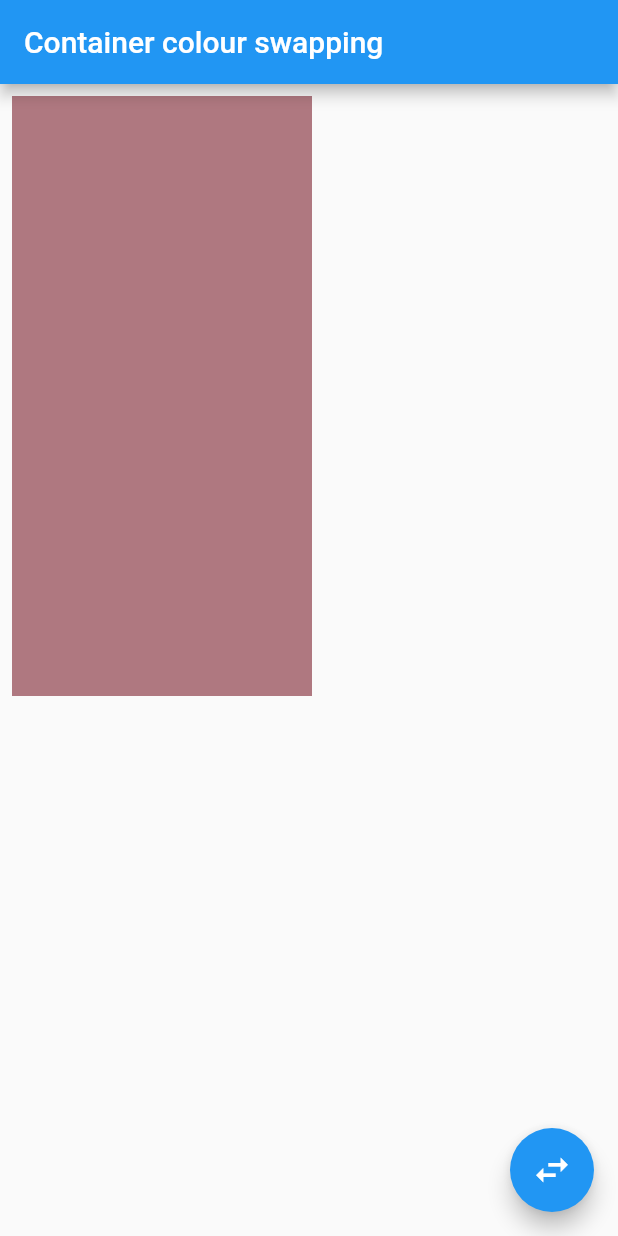
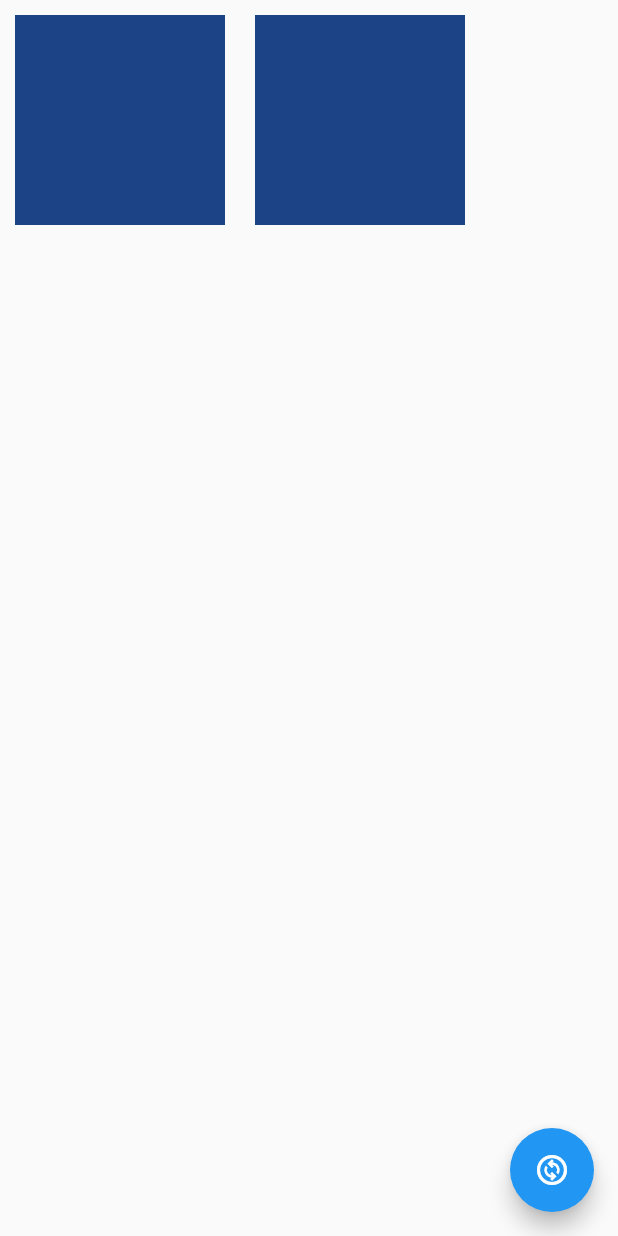
Before and after one commit to jishantamboli/Articuno-Coding-LLP, a Flutter app: the screen it shows after launch, on a phone screen of 412 x 824 dp. Run offline on Flutter 3.47's test engine with Material 2 defaults, Android fonts, the phone set to English and light mode, and no system bars.

Commit message:
Updated task

```diff
--- a/lib/home_page.dart
+++ b/lib/home_page.dart
@@ -1,48 +1,48 @@
-import 'dart:math';
+// import 'dart:math';
 
-import 'package:flutter/material.dart';
+// import 'package:flutter/material.dart';
 
-class MyHomePage extends StatefulWidget {
-  const MyHomePage({Key? key}) : super(key: key);
+// class MyHomePage extends StatefulWidget {
+//   const MyHomePage({Key? key}) : super(key: key);
 
-  @override
-  State<MyHomePage> createState() => _MyHomePageState();
-}
+//   @override
+//   State<MyHomePage> createState() => _MyHomePageState();
+// }
 
-Color a = Color(Random().nextInt(0xffffffff));
-Color b = Color(Random().nextInt(0xffffffff));
+// Color a = Color(Random().nextInt(0xffffffff));
+// Color b = Color(Random().nextInt(0xffffffff));
 
-class _MyHomePageState extends State<MyHomePage> {
-  @override
-  Widget build(BuildContext context) {
-    return Scaffold(
-      appBar: AppBar(
-        title: const Text("Container colour swapping"),
-      ),
-      floatingActionButton: FloatingActionButton(
-        onPressed: () {
-          setState(() {
-            var temp = a;
-            a = b;
-            b = temp;
+// class _MyHomePageState extends State<MyHomePage> {
+//   @override
+//   Widget build(BuildContext context) {
+//     return Scaffold(
+//       appBar: AppBar(
+//         title: const Text("Container colour swapping"),
+//       ),
+//       floatingActionButton: FloatingActionButton(
+//         onPressed: () {
+//           setState(() {
+//             var temp = a;
+//             a = b;
+//             b = temp;
 
-          });
-        },
-        child: Icon(Icons.swap_horiz,size: 28,),
-      ),
-      body: Padding(
-        padding: const EdgeInsets.all(8.0),
-        child: Wrap(
-          children: [
-            Container(height: 200, width: 200, color: b),
-            Container(
-              height: 200,
-              width: 200,
-              color: a,
-            ),
-          ],
-        ),
-      ),
-    );
-  }
-}
+//           });
+//         },
+//         child: Icon(Icons.swap_horiz,size: 28,),
+//       ),
+//       body: Padding(
+//         padding: const EdgeInsets.all(8.0),
+//         child: Wrap(
+//           children: [
+//             Container(height: 200, width: 200, color: b),
+//             Container(
+//               height: 200,
+//               width: 200,
+//               color: a,
+//             ),
+//           ],
+//         ),
+//       ),
+//     );
+//   }
+// }
--- a/lib/main.dart
+++ b/lib/main.dart
@@ -1,5 +1,5 @@
 import 'package:flutter/material.dart';
-import 'package:internshiptask/home_page.dart';
+import 'dart:math' as math;
 
 void main() {
   runApp(const MyApp());
@@ -7,25 +7,100 @@ void main() {
 
 class MyApp extends StatelessWidget {
   const MyApp({Key? key}) : super(key: key);
-
-  // This widget is the root of your application.
   @override
   Widget build(BuildContext context) {
     return MaterialApp(
-      title: 'Flutter Demo',
+      title: 'Assignment',
       theme: ThemeData(
-        // This is the theme of your application.
-        //
-        // Try running your application with "flutter run". You'll see the
-        // application has a blue toolbar. Then, without quitting the app, try
-        // changing the primarySwatch below to Colors.green and then invoke
-        // "hot reload" (press "r" in the console where you ran "flutter run",
-        // or simply save your changes to "hot reload" in a Flutter IDE).
-        // Notice that the counter didn't reset back to zero; the application
-        // is not restarted.
         primarySwatch: Colors.blue,
       ),
-      home: const MyHomePage(),
+      home: const HomeScreen(),
     );
   }
 }
+
+class StatefulColorfulTile extends StatefulWidget {
+  const StatefulColorfulTile({Key? key, this.myColor}) : super(key: key);
+
+  final myColor;
+
+  @override
+  State<StatefulColorfulTile> createState() => _StatefulColorfulTileState();
+}
+
+class _StatefulColorfulTileState extends State<StatefulColorfulTile> {
+  Color? myColor;
+
+  @override
+  void initState() {
+    super.initState();
+  }
+
+  @override
+  Widget build(BuildContext context) {
+    return Container(
+      color: widget.myColor,
+      child: const Padding(
+        padding: EdgeInsets.all(70.0),
+      ),
+    );
+  }
+}
+
+class HomeScreen extends StatefulWidget {
+  const HomeScreen({Key? key}) : super(key: key);
+
+  @override
+  State<HomeScreen> createState() => _HomeScreenState();
+}
+
+class _HomeScreenState extends State<HomeScreen> {
+
+  Color? myColor;
+
+  List<Widget> containers = [];
+
+  @override
+  void initState() {
+    super.initState();
+    myColor = Color(
+      (math.Random().nextDouble() * 0xFFFFFF).toInt(),
+    ).withOpacity(
+      1.0,
+    );
+    containers.insert(0,  Padding(
+      padding: EdgeInsets.all(10),
+      child: StatefulColorfulTile(myColor: myColor),
+    ));
+    myColor = Color(
+      (math.Random().nextDouble() * 0xFFFFFF).toInt(),
+    ).withOpacity(
+      1.0,
+    );
+    containers.insert(1,  Padding(
+      padding: EdgeInsets.all(10),
+      child: StatefulColorfulTile(myColor: myColor),
+    ));
+  }
+
+  void swapColour() {
+    setState(() {
+      containers.insert(1, containers.removeAt(0));
+    });
+  }
+
+  @override
+  Widget build(BuildContext context) {
+    return Scaffold(
+      body: SafeArea(
+        child: Row(
+          children: containers,
+        ),
+      ),
+      floatingActionButton: FloatingActionButton(
+        onPressed: () => swapColour(),
+        child: const Icon(Icons.change_circle_outlined),
+      ),
+    );
+  }
+}
```
